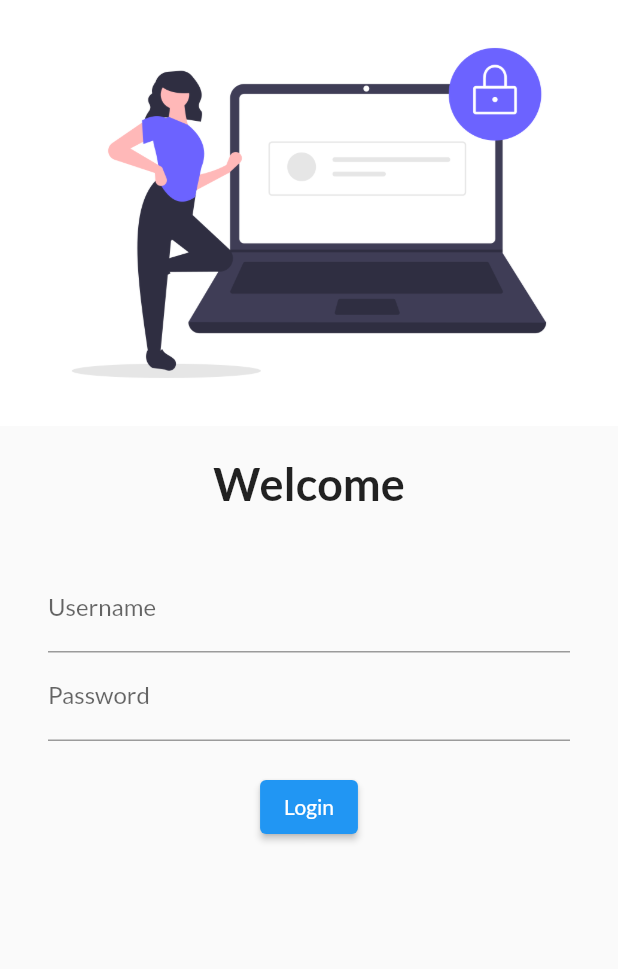
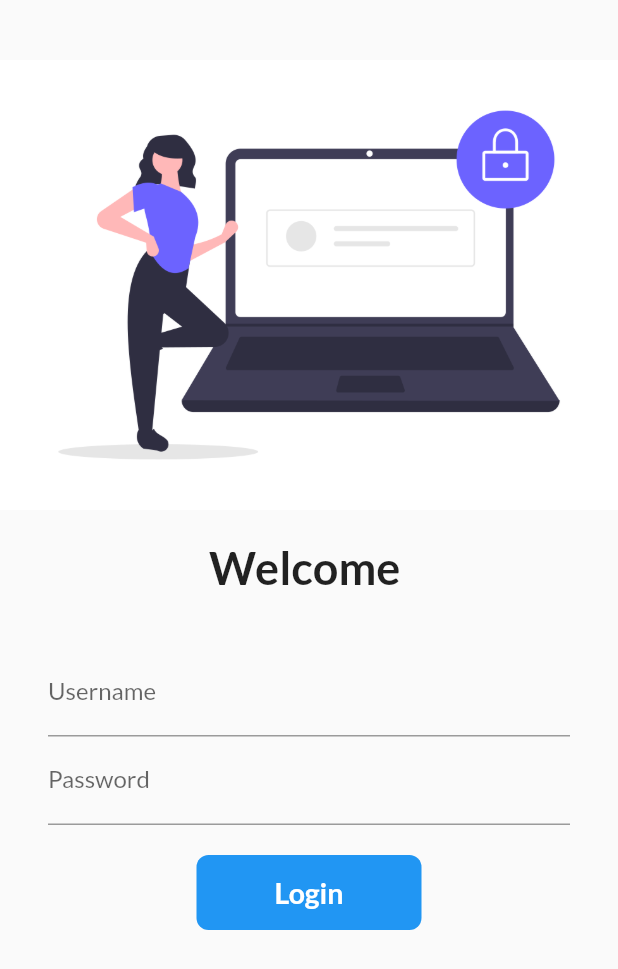
Before and after one commit to Tushar0312/Flutter-Tutorial, a Flutter app: the screen it shows after launch, on a phone screen of 412 x 824 dp. Shown: the top 969 px of the screen. Run offline on Flutter 3.47's test engine with Material 2 defaults, Android fonts, the phone set to English and light mode, and no system bars; our stand-ins replace google_fonts.

Commit message:
Day 6 Completed

```diff
--- a/analysis_options.yaml
+++ b/analysis_options.yaml
@@ -24,6 +24,6 @@ linter:
   rules:
     # avoid_print: false  # Uncomment to disable the `avoid_print` rule
     # prefer_single_quotes: true  # Uncomment to enable the `prefer_single_quotes` rule
-
+    prefer_const_constructors: false
 # Additional information about this file can be found at
 # https://dart.dev/guides/language/analysis-options
--- a/lib/main.dart
+++ b/lib/main.dart
@@ -1,6 +1,7 @@
 import 'package:flutter/material.dart';
 import 'package:flutter_catalog/pages/home_page.dart';
 import 'package:flutter_catalog/pages/login_page.dart';
+import 'package:flutter_catalog/utils/routes.dart';
 import 'package:google_fonts/google_fonts.dart';
 
 void main() {
@@ -16,11 +17,12 @@ class MyApp extends StatelessWidget {
       darkTheme: ThemeData(
         brightness: Brightness.dark,
       ),
+      // debugShowCheckedModeBanner: false,
       // initialRoute: "/home",
       routes: {
         "/": (context) => LoginPage(),
-        "/home": (context) => HomePage(),
-        "/login": (context) => LoginPage(),
+        MyRoutes.homeRoute: (context) => HomePage(),
+        MyRoutes.loginRoute: (context) => LoginPage(),
       },
     );
   }
--- a/lib/pages/home_page.dart
+++ b/lib/pages/home_page.dart
@@ -1,8 +1,6 @@
 import 'package:flutter/material.dart';
 
 class HomePage extends StatelessWidget {
-  const HomePage({super.key});
-
   @override
   Widget build(BuildContext context) {
     var name = "Tushar";
--- a/lib/pages/login_page.dart
+++ b/lib/pages/login_page.dart
@@ -1,19 +1,36 @@
 import 'package:flutter/material.dart';
+import 'package:flutter_catalog/utils/routes.dart';
 
-class LoginPage extends StatelessWidget {
-  const LoginPage({super.key});
+class LoginPage extends StatefulWidget {
+  LoginPage({super.key});
+
+  @override
+  State<LoginPage> createState() => _LoginPageState();
+}
+
+class _LoginPageState extends State<LoginPage> {
+  String name = "";
+  bool changeButton = false;
 
   @override
   Widget build(BuildContext context) {
     return Material(
+        child: SingleChildScrollView(
       child: Column(
         children: [
-        Image.asset("assets/images/login_image.png", fit: BoxFit.cover),
+          SizedBox(
+            height: 40.0,
+          ),
+          Image.asset(
+            "assets/images/login_image.png",
+            fit: BoxFit.cover,
+            height: 300,
+          ),
           SizedBox(
             height: 20.0,
           ),
           Text(
-          "Welcome",
+            "Welcome $name",
             style: TextStyle(
               fontSize: 30,
               fontWeight: FontWeight.bold,
@@ -23,12 +40,16 @@ class LoginPage extends StatelessWidget {
             height: 20.0,
           ),
           Padding(
-          padding: const EdgeInsets.symmetric(vertical: 16.0, horizontal: 32.0),
+            padding: EdgeInsets.symmetric(vertical: 16.0, horizontal: 32.0),
             child: Column(
               children: [
                 TextFormField(
                   decoration: InputDecoration(
                       hintText: "Enter Username", labelText: "Username"),
+                  onChanged: (value) {
+                    name = value;
+                    setState(() {});
+                  },
                 ),
                 TextFormField(
                   obscureText: true,
@@ -38,17 +59,53 @@ class LoginPage extends StatelessWidget {
                 SizedBox(
                   height: 20.0,
                 ),
-              ElevatedButton(
-                child: Text("Login"),
-                style: TextButton.styleFrom(),
-                onPressed: () {
-                  print("Hi Tushar");
+                InkWell(
+                  onTap: () async {
+                    setState(() {
+                      changeButton = true;
+                    });
+
+                    await Future.delayed(Duration(seconds: 1));
+                    Navigator.pushNamed(context, MyRoutes.homeRoute);
                   },
+                  child: AnimatedContainer(
+                    duration: Duration(seconds: 1),
+                    height: 50,
+                    width: changeButton ? 50 : 150,
+                    alignment: Alignment.center,
+                    decoration: BoxDecoration(
+                      color: Colors.blue,
+                      // shape:
+                      //     changeButton ? BoxShape.circle : BoxShape.rectangle,
+                      borderRadius:
+                          BorderRadius.circular(changeButton ? 50 : 8),
+                    ),
+                    child: changeButton
+                        ? Icon(
+                            Icons.done,
+                            color: Colors.white,
                           )
+                        : Text(
+                            "Login",
+                            style: TextStyle(
+                                color: Colors.white,
+                                fontWeight: FontWeight.bold,
+                                fontSize: 19),
+                          ),
+                  ),
+                )
+                // ElevatedButton(
+                //   style: TextButton.styleFrom(minimumSize: Size(150, 40)),
+                //   onPressed: () {
+                //     Navigator.pushNamed(context, MyRoutes.homeRoute);
+                //   },
+                //   child: Text("Login"),
+                // )
               ],
             ),
           )
         ],
+      ),
     ));
   }
 }
--- a/lib/tempCodeRunnerFile.dart
+++ /dev/null
@@ -1 +0,0 @@
-LoginPage()
--- /dev/null
+++ b/lib/utils/routes.dart
@@ -0,0 +1,4 @@
+class MyRoutes {
+  static String homeRoute = "/home";
+  static String loginRoute = "/login";
+}
```
Also changed, not shown: 1 other file. Lines whose indentation alone changed are shown as unchanged.
